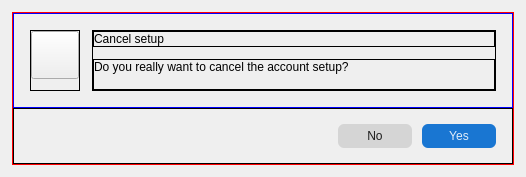
This is src/gui/customdialogs/platform/macos/confirmwidedlgmac.ui in CSG-Development/owncloud-client as Qt 5 draws it before an edit. The edited form follows.
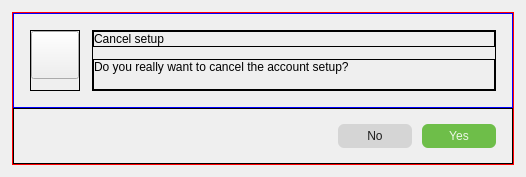
This is the edited form.

```diff
--- a/src/gui/customdialogs/platform/macos/confirmwidedlgmac.ui
+++ b/src/gui/customdialogs/platform/macos/confirmwidedlgmac.ui
@@ -414,7 +414,7 @@
 margin: 0px;
 border: none;
 border-radius: 6px;
-background: rgba(25, 118, 210, 1);
+background: rgba(110, 190, 73, 1);
 color: rgba(255, 255, 255, 0.87);
 }
 </string>
```
